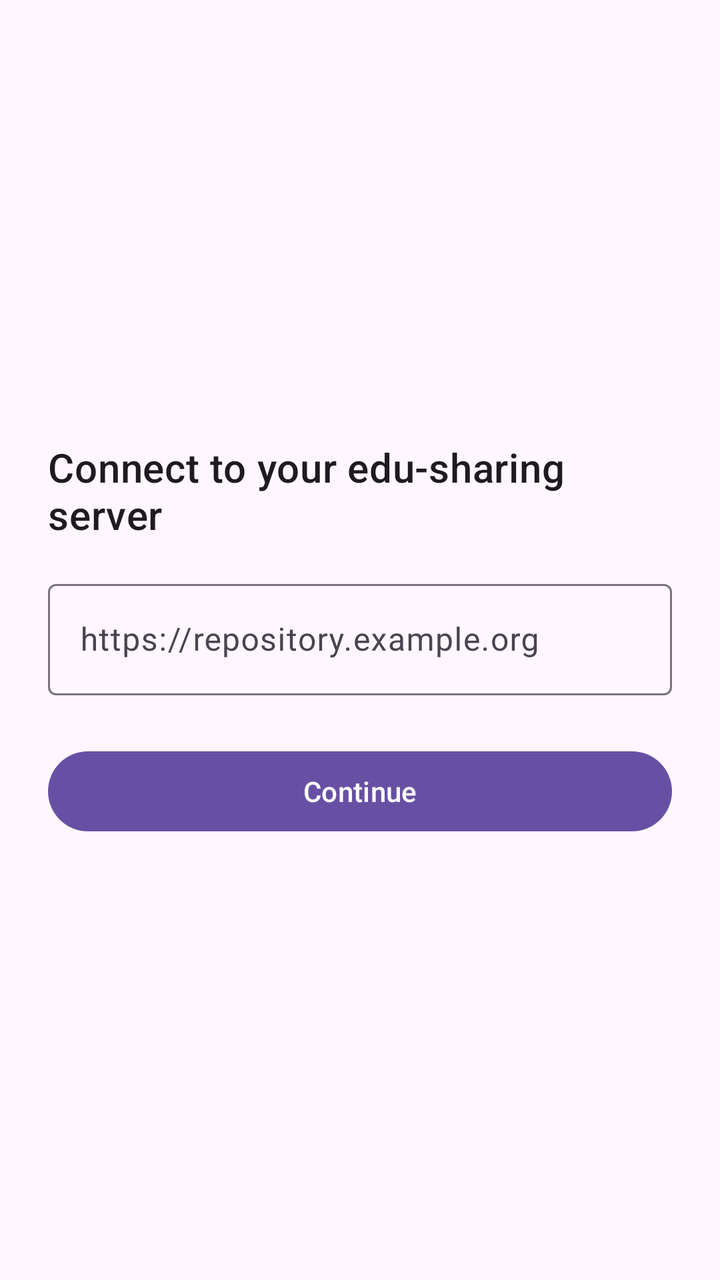
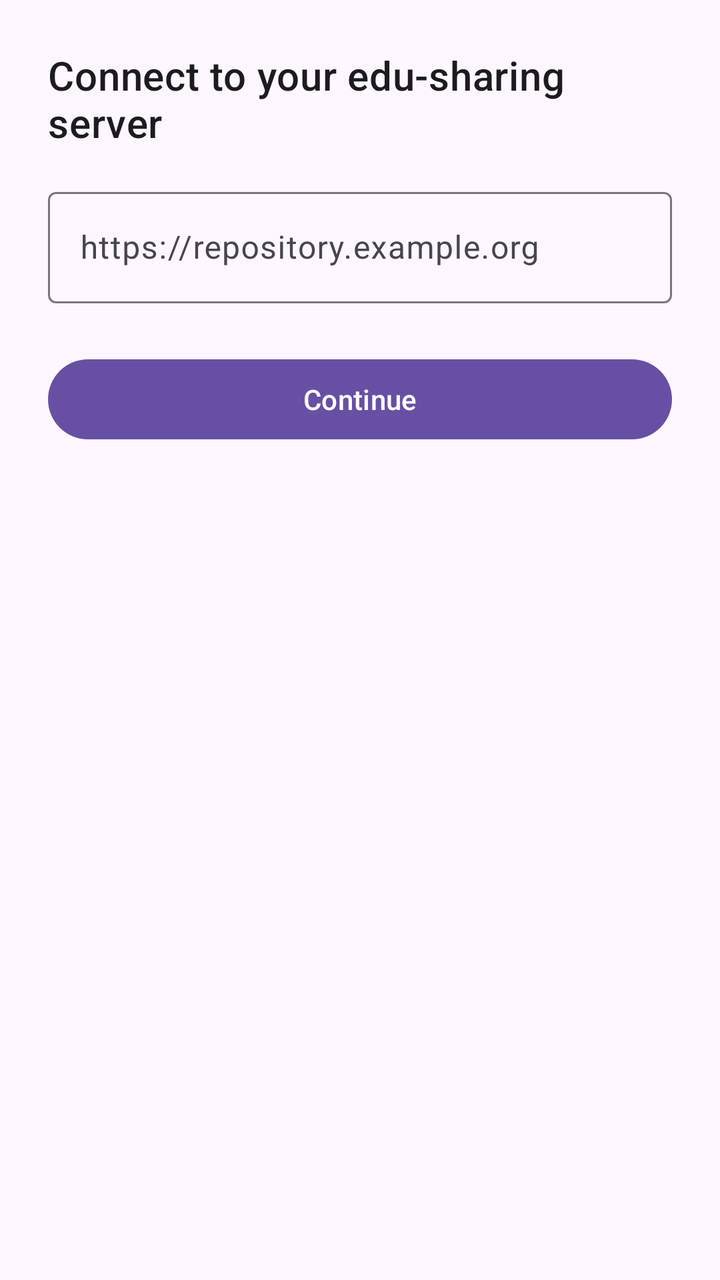

The first picture is an Android layout as it rendered before a commit; the second is the same layout after the commit. The layout source and the unified diff follow.
<!-- AndroidManifest.xml: application theme Theme.EduSharing -->
<!-- res/layout/activity_server_url.xml -->
<?xml version="1.0" encoding="utf-8"?>
<LinearLayout xmlns:android="http://schemas.android.com/apk/res/android"
    android:layout_width="match_parent"
    android:layout_height="match_parent"
    android:orientation="vertical"
    android:gravity="center_vertical"
    android:padding="24dp">

    <TextView
        android:layout_width="match_parent"
        android:layout_height="wrap_content"
        android:text="@string/server_url_prompt"
        android:textAppearance="?attr/textAppearanceHeadline6"
        android:paddingBottom="16dp" />

    <com.google.android.material.textfield.TextInputLayout
        android:layout_width="match_parent"
        android:layout_height="wrap_content"
        android:hint="@string/server_url_hint">

        <com.google.android.material.textfield.TextInputEditText
            android:id="@+id/serverUrlInput"
            android:layout_width="match_parent"
            android:layout_height="wrap_content"
            android:inputType="textUri"
            android:imeOptions="actionDone"
            android:maxLines="1" />

    </com.google.android.material.textfield.TextInputLayout>

    <Button
        android:id="@+id/continueButton"
        android:layout_width="match_parent"
        android:layout_height="wrap_content"
        android:layout_marginTop="24dp"
        android:text="@string/server_url_continue" />

</LinearLayout>
<!-- resources referenced by this layout -->
<resources>
  <string name="server_url_continue">Continue</string>
  <string name="server_url_hint">https://repository.example.org</string>
  <string name="server_url_prompt">Connect to your edu-sharing server</string>
  <style name="Theme.EduSharing" parent="Theme.Material3.DayNight.NoActionBar" />
</resources>

<!-- the commit's change to res/layout/activity_server_url.xml (unified diff, before → after) -->
@@ -1,38 +1,60 @@
 <?xml version="1.0" encoding="utf-8"?>
-<LinearLayout xmlns:android="http://schemas.android.com/apk/res/android"
+<ScrollView xmlns:android="http://schemas.android.com/apk/res/android"
     android:layout_width="match_parent"
-    android:layout_height="match_parent"
-    android:orientation="vertical"
-    android:gravity="center_vertical"
-    android:padding="24dp">
+    android:layout_height="match_parent">
 
-    <TextView
+    <LinearLayout
         android:layout_width="match_parent"
         android:layout_height="wrap_content"
-        android:text="@string/server_url_prompt"
-        android:textAppearance="?attr/textAppearanceHeadline6"
-        android:paddingBottom="16dp" />
+        android:orientation="vertical"
+        android:padding="24dp">
 
-    <com.google.android.material.textfield.TextInputLayout
-        android:layout_width="match_parent"
-        android:layout_height="wrap_content"
-        android:hint="@string/server_url_hint">
-
-        <com.google.android.material.textfield.TextInputEditText
-            android:id="@+id/serverUrlInput"
+        <TextView
             android:layout_width="match_parent"
             android:layout_height="wrap_content"
-            android:inputType="textUri"
-            android:imeOptions="actionDone"
-            android:maxLines="1" />
+            android:text="@string/server_url_prompt"
+            android:textAppearance="?attr/textAppearanceHeadline6"
+            android:paddingBottom="16dp" />
 
-    </com.google.android.material.textfield.TextInputLayout>
+        <com.google.android.material.textfield.TextInputLayout
+            android:layout_width="match_parent"
+            android:layout_height="wrap_content"
+            android:hint="@string/server_url_hint">
 
-    <Button
-        android:id="@+id/continueButton"
-        android:layout_width="match_parent"
-        android:layout_height="wrap_content"
-        android:layout_marginTop="24dp"
-        android:text="@string/server_url_continue" />
+            <com.google.android.material.textfield.TextInputEditText
+                android:id="@+id/serverUrlInput"
+                android:layout_width="match_parent"
+                android:layout_height="wrap_content"
+                android:inputType="textUri"
+                android:imeOptions="actionDone"
+                android:maxLines="1" />
 
-</LinearLayout>
+        </com.google.android.material.textfield.TextInputLayout>
+
+        <Button
+            android:id="@+id/continueButton"
+            android:layout_width="match_parent"
+            android:layout_height="wrap_content"
+            android:layout_marginTop="24dp"
+            android:text="@string/server_url_continue" />
+
+        
+        <TextView
+            android:id="@+id/knownServersHeading"
+            android:layout_width="match_parent"
+            android:layout_height="wrap_content"
+            android:layout_marginTop="32dp"
+            android:paddingBottom="4dp"
+            android:text="@string/server_url_known_servers_heading"
+            android:textAppearance="?attr/textAppearanceOverline"
+            android:visibility="gone" />
+
+        <LinearLayout
+            android:id="@+id/knownServersContainer"
+            android:layout_width="match_parent"
+            android:layout_height="wrap_content"
+            android:orientation="vertical" />
+
+    </LinearLayout>
+
+</ScrollView>
<!-- resource entries referenced after the edit -->
@@ -2,6 +2,7 @@
 <resources>
   <string name="server_url_continue">Continue</string>
   <string name="server_url_hint">https://repository.example.org</string>
+  <string name="server_url_known_servers_heading">Or choose a known server</string>
   <string name="server_url_prompt">Connect to your edu-sharing server</string>
   <style name="Theme.EduSharing" parent="Theme.Material3.DayNight.NoActionBar" />
 </resources>
